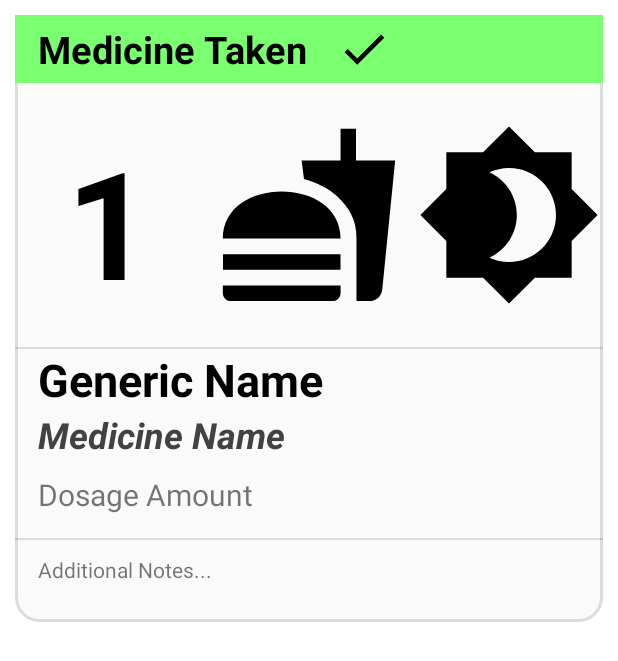
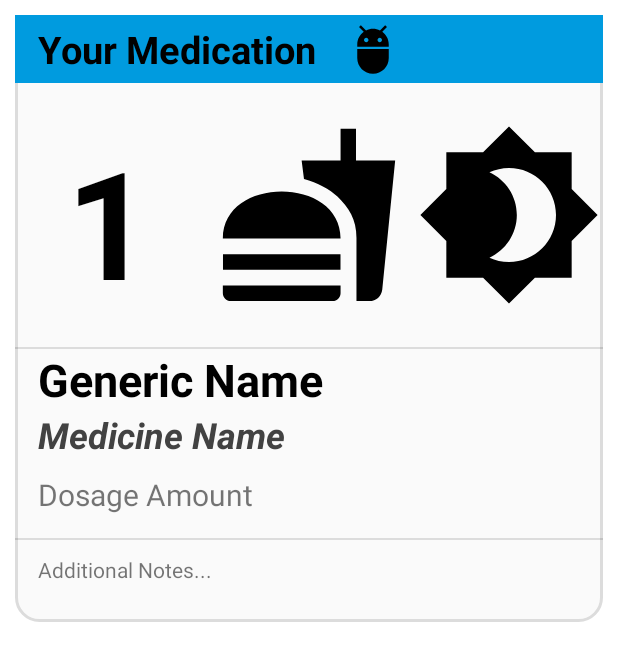
Before and after one commit to ncarlson23/focusFinder, an Android app: the layout medicine_item.xml on its own in the app's theme, with its tools: preview values and no code run, on a phone screen of 412 x 824 dp. Shown: the top 661 px of the screen. Run offline under Robolectric (Android 15) with nearby library versions, the phone set to English and light mode, and no system bars.

Commit message:
Medicine Detail Working Properly

```diff
--- a/app/src/main/java/com/example/focusfinder/medicineHome.kt
+++ b/app/src/main/java/com/example/focusfinder/medicineHome.kt
@@ -39,10 +39,16 @@ class medicineHome : Fragment() {
             findNavController().navigate(R.id.action_medicineHome_to_medicineDetail)
         }
 
+        val medClickLambda: (Medicine) -> Unit = {
+            viewModel.currentMedicine.value = it
+            findNavController().navigate(R.id.action_medicineHome_to_medicineDetail)
+        }
+
         viewModel.getMedicineListFromDB();
 
         viewManager = LinearLayoutManager(activity,LinearLayoutManager.HORIZONTAL, false)
         viewAdapter = viewModel.medicineList.value?.let{ MedicineRecyclerViewAdapter(it, viewModel) }!!
+        viewAdapter.clickLambda = medClickLambda
         medicine_home_recycler_view.layoutManager = viewManager
         medicine_home_recycler_view.adapter = viewAdapter
 
--- a/app/src/main/res/drawable/round_rect_shape.xml
+++ b/app/src/main/res/drawable/round_rect_shape.xml
@@ -3,7 +3,7 @@
 <shape xmlns:android="http://schemas.android.com/apk/res/android"
 
     android:shape="rectangle">
-    <solid android:color="#40ACDC"/>
+    <solid android:color="#009BDF"/>
 
     <corners android:radius="25dp" />
 
--- a/app/src/main/res/layout/medicine_item.xml
+++ b/app/src/main/res/layout/medicine_item.xml
@@ -11,7 +11,7 @@
     <LinearLayout
         android:layout_width="match_parent"
         android:layout_height="45dp"
-        android:background="#79FF6F"
+        android:background="#009BDF"
         android:orientation="horizontal">
 
         <TextView
@@ -21,7 +21,7 @@
             android:layout_gravity="center"
             android:paddingLeft="15dp"
             android:paddingRight="20dp"
-            android:text="Medicine Taken"
+            android:text="Your Medication"
             android:textColor="#000000"
             android:textSize="25sp"
             android:textStyle="bold" />
@@ -31,7 +31,7 @@
             android:layout_width="wrap_content"
             android:layout_height="wrap_content"
             android:layout_gravity="center"
-            android:src="@drawable/ic_baseline_done_24" />
+            android:src="@drawable/ic_pill" />
 
 
     </LinearLayout>
```
Also changed, not shown: app/src/main/java/com/example/focusfinder/MedicineRecyclerViewAdapter.kt (+9 -5 lines), app/src/main/java/com/example/focusfinder/medicineDetail.kt (+32 -4 lines).
